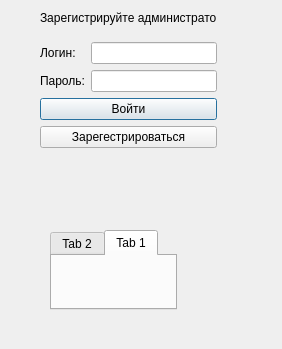
Old version of the form authorization.ui in the repository eazyproger/HRDep.
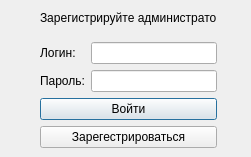
New version of the form.

```diff
--- a/authorization.ui
+++ b/authorization.ui
@@ -6,8 +6,8 @@
    <rect>
     <x>0</x>
     <y>0</y>
-    <width>282</width>
-    <height>349</height>
+    <width>251</width>
+    <height>157</height>
    </rect>
   </property>
   <property name="windowTitle">
@@ -78,29 +78,6 @@
     </item>
    </layout>
   </widget>
-  <widget class="QTabWidget" name="tabWidget">
-   <property name="geometry">
-    <rect>
-     <x>50</x>
-     <y>230</y>
-     <width>127</width>
-     <height>80</height>
-    </rect>
-   </property>
-   <property name="currentIndex">
-    <number>1</number>
-   </property>
-   <widget class="QWidget" name="tab_2">
-    <attribute name="title">
-     <string>Tab 2</string>
-    </attribute>
-   </widget>
-   <widget class="QWidget" name="tab">
-    <attribute name="title">
-     <string>Tab 1</string>
-    </attribute>
-   </widget>
-  </widget>
  </widget>
  <resources/>
  <connections/>
```
